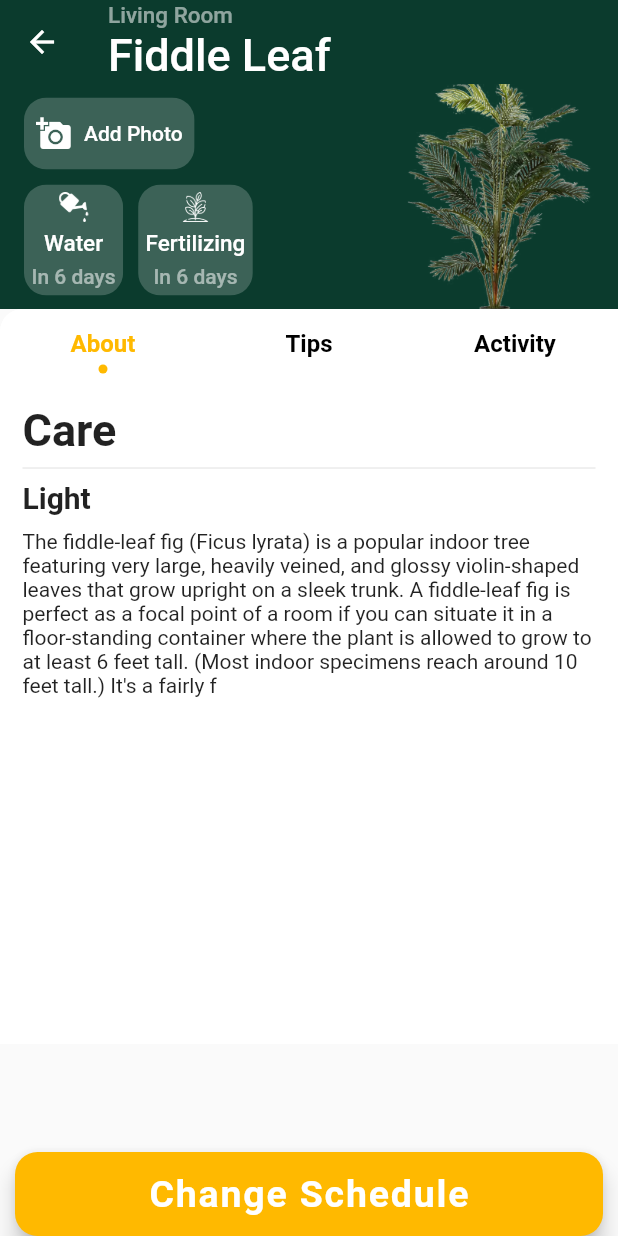
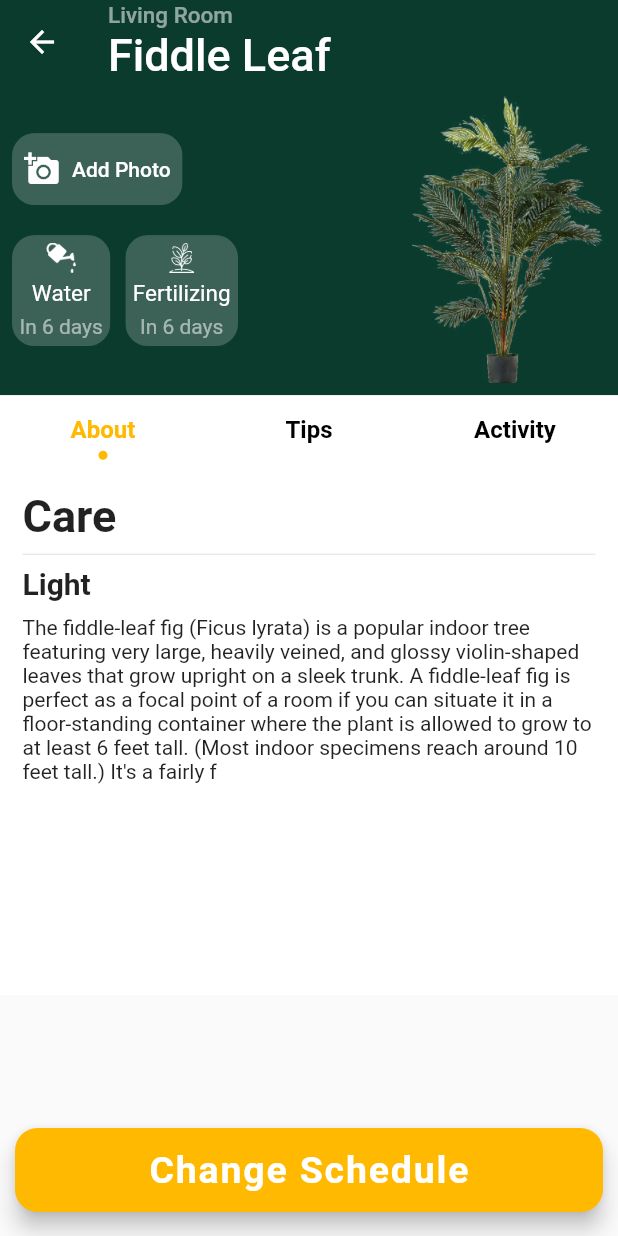
Before and after one commit to AlexSavinien/test_flutter_mpp, a Flutter app: the screen it shows after launch, after a tap on "Fiddle Leaf", on a phone screen of 412 x 824 dp. Run offline on Flutter 3.47's test engine with Material 2 defaults, Android fonts, the phone set to English and light mode, and no system bars; our stand-ins replace tab_indicator_styler; Roboto replaces fonts that are missing (Philosopher).

Commit message:
Last commit, architecture change for cleaner code

```diff
--- a/lib/main.dart
+++ b/lib/main.dart
@@ -1,5 +1,6 @@
 import 'package:flutter/material.dart';
 import 'package:mpp_test/screens/product_detail_screen.dart';
+import 'package:mpp_test/screens/test_screen.dart';
 import 'screens/main_screen.dart';
 
 void main() {
@@ -25,7 +26,9 @@ class MyApp extends StatelessWidget {
       home: MainScreen(),
       initialRoute: '/',
       routes: {
-          '/product-detail': (context) => ProductDetailScreen(),
-        });
+        ProductDetailScreen.routeName: (context) => ProductDetailScreen(),
+        TestScreen.routeName: (context) => TestScreen()
+      },
+    );
   }
 }
--- a/lib/screens/main_screen.dart
+++ b/lib/screens/main_screen.dart
@@ -1,6 +1,7 @@
 import 'package:intl/intl.dart';
 import 'package:flutter/material.dart';
 import 'package:mpp_test/models/plant.dart';
+import 'package:mpp_test/screens/test_screen.dart';
 import 'package:tab_indicator_styler/tab_indicator_styler.dart';
 import '../widgets/products_list.dart';
 
@@ -131,7 +132,9 @@ class _MainScreenState extends State<MainScreen> {
               ),
               margin: EdgeInsets.symmetric(vertical: 10, horizontal: 20),
               child: IconButton(
-                onPressed: () {},
+                onPressed: () {
+                  Navigator.of(context).pushNamed(TestScreen.routeName);
+                },
                 icon: Icon(
                   Icons.apps_rounded,
                   color: Colors.black,
--- a/lib/screens/product_detail_screen.dart
+++ b/lib/screens/product_detail_screen.dart
@@ -1,12 +1,18 @@
 import 'package:flutter/material.dart';
 
 import '../models/plant.dart';
-import '../widgets/product_app_bar.dart';
+import '../widgets/product_detail_tab_bar.dart';
+import '../widgets/product_sub_app_bar.dart';
 
 /// The screen is composed of :
-/// - An AppBar on top that contain product's quick infos about usage
-/// - A TabView behind that contain product's detailed infos with a FAB to change schedule
+/// - An AppBar on top that display the product name and allow to navigate back to main screen
+/// - A Body with a Column that contain
+///   - The product (Sub)AppBar (that containt quick info about product and a button to add photo)
+///   - The product Detail Tab Bar that contain :
+///     - A TabBar to select more detailed infos
+///     - TabViews that contain product's detailed infos
 class ProductDetailScreen extends StatelessWidget {
+  static const routeName = '/product-detail';
   const ProductDetailScreen({Key? key}) : super(key: key);
 
   @override
@@ -30,8 +36,13 @@ class ProductDetailScreen extends StatelessWidget {
         elevation: 0,
       ),
 
-      /// ProductAppBar contain the AppBar and his child : the ProductTabBarView
-      body: ProductAppBar(plant: plant),
+      /// Body : The Product SubAppBar and The TabBar
+      body: Column(
+        children: [
+          ProductSubAppBar(plant: plant),
+          ProductDetailTabBar(plant: plant),
+        ],
+      ),
 
       /// Floating Action Button Initialization, Content and Styling
       floatingActionButton: Container(
@@ -40,23 +51,18 @@ class ProductDetailScreen extends StatelessWidget {
         child: FloatingActionButton(
           onPressed: () {},
           shape: RoundedRectangleBorder(
-            borderRadius: BorderRadius.all(
-              Radius.circular(15.0),
-            ),
+            borderRadius: BorderRadius.all(Radius.circular(15.0)),
           ),
-          child: Padding(
-            padding: const EdgeInsets.all(8.0),
-            child: Text(
-              'Change Schedule',
-              style: TextStyle(
-                fontSize: 25,
-                fontWeight: FontWeight.bold,
-              ),
+          child: Text(
+            'Change Schedule',
+            style: TextStyle(
+              fontSize: 25,
+              fontWeight: FontWeight.bold,
             ),
           ),
         ),
       ),
-      floatingActionButtonLocation: FloatingActionButtonLocation.centerDocked,
+      floatingActionButtonLocation: FloatingActionButtonLocation.centerFloat,
     );
   }
 }
--- /dev/null
+++ b/lib/screens/test_screen.dart
@@ -0,0 +1,62 @@
+import 'package:flutter/material.dart';
+
+/// MES ESSAIS DE TAB BAR SANS APP BAR
+class TestScreen extends StatefulWidget {
+  static const routeName = '/test-screen';
+  const TestScreen({Key? key}) : super(key: key);
+
+  @override
+  State<TestScreen> createState() => _TestScreenState();
+}
+
+class _TestScreenState extends State<TestScreen> with TickerProviderStateMixin {
+  late TabController _tabController;
+  @override
+  void initState() {
+    _tabController = TabController(length: 2, vsync: this);
+    super.initState();
+  }
+
+  @override
+  Widget build(BuildContext context) {
+    return SafeArea(
+      child: Scaffold(
+        body: Column(
+          mainAxisSize: MainAxisSize.min,
+          children: [
+            Container(
+              child: Center(
+                child: Padding(
+                    padding: const EdgeInsets.all(16.0),
+                    child: Text("Tabbar with out Appbar")),
+              ),
+              color: Theme.of(context).colorScheme.primary,
+            ),
+            TabBar(
+              controller: _tabController,
+              unselectedLabelColor: Colors.black,
+              labelColor: Colors.black,
+              tabs: [
+                Tab(
+                  text: 'Tab 1',
+                ),
+                Tab(
+                  text: 'Tab 2',
+                )
+              ],
+            ),
+            Expanded(
+              child: TabBarView(
+                controller: _tabController,
+                children: [
+                  Text('Tab 1'),
+                  Text('Tab 2'),
+                ],
+              ),
+            ),
+          ],
+        ),
+      ),
+    );
+  }
+}
--- a/lib/widgets/product_app_bar.dart
+++ /dev/null
@@ -1,87 +0,0 @@
-import 'package:flutter/material.dart';
-import '../models/plant.dart';
-import 'product_detail_tabview.dart';
-import 'product_info_frame.dart';
-
-/// ProductAppBar contain the product appBar and his child : the ProductTabBarView
-class ProductAppBar extends StatelessWidget {
-  ProductAppBar({
-    Key? key,
-    required this.plant,
-  }) : super(key: key);
-
-  final Plant plant;
-
-  @override
-  Widget build(BuildContext context) {
-    return CustomScrollView(
-      slivers: [
-        SliverAppBar(
-          automaticallyImplyLeading: false,
-          toolbarHeight: 150,
-          title: Row(
-            children: [
-              Expanded(
-                flex: 2,
-                child: Column(
-                  crossAxisAlignment: CrossAxisAlignment.start,
-                  children: [
-                    ClipRRect(
-                      borderRadius: BorderRadius.circular(15),
-                      child: Container(
-                        color: Colors.white.withOpacity(0.2),
-                        child: TextButton.icon(
-                          onPressed: () {},
-                          icon: Icon(
-                            Icons.add_a_photo,
-                            color: Colors.white,
-                          ),
-                          label: Text(
-                            'Add Photo',
-                            style: TextStyle(
-                              color: Colors.white,
-                            ),
-                          ),
-                        ),
-                      ),
-                    ),
-                    SizedBox(
-                      height: 10,
-                    ),
-                    Row(
-                      children: [
-                        ProductInfoFrame(
-                          plant: plant,
-                          imageAsset: 'assets/icons/watering_can.png',
-                          usage: 'Water',
-                        ),
-                        SizedBox(
-                          width: 10,
-                        ),
-                        ProductInfoFrame(
-                          plant: plant,
-                          usage: 'Fertilizing',
-                          imageAsset: 'assets/icons/plant.png',
-                        )
-                      ],
-                    ),
-                  ],
-                ),
-              ),
-              Expanded(
-                flex: 1,
-                child: Container(
-                  child: Image.asset(
-                    'assets/images/plant.png',
-                    fit: BoxFit.contain,
-                  ),
-                ),
-              )
-            ],
-          ),
-        ),
-        ProductDetailTabView(plant: plant)
-      ],
-    );
-  }
-}
--- /dev/null
+++ b/lib/widgets/product_detail_tab_bar.dart
@@ -0,0 +1,104 @@
+import 'package:flutter/material.dart';
+import 'package:tab_indicator_styler/tab_indicator_styler.dart';
+
+import '../models/plant.dart';
+import 'product_info_tab.dart';
+
+class ProductDetailTabBar extends StatefulWidget {
+  ProductDetailTabBar({
+    Key? key,
+    required this.plant,
+  }) : super(key: key);
+  final Plant plant;
+
+  @override
+  State<ProductDetailTabBar> createState() => _ProductTabBarState();
+}
+
+class _ProductTabBarState extends State<ProductDetailTabBar>
+    with TickerProviderStateMixin {
+  /// TabController variable
+  late TabController _tabController;
+  late Plant _plant = widget.plant;
+  late List<ProductInfoTab> myTabViews;
+
+  /// TabController & ProductInfoTabs Initialization
+  @override
+  void initState() {
+    _tabController = TabController(length: 3, vsync: this);
+    myTabViews = <ProductInfoTab>[
+      ProductInfoTab(
+        plant: _plant,
+        subtitle: 'Light',
+        title: 'Care',
+        substringIn: 0,
+        subtringOut: 400,
+      ),
+      ProductInfoTab(
+        plant: _plant,
+        subtitle: 'Light',
+        title: 'Care',
+        substringIn: 0,
+        subtringOut: 400,
+      ),
+      ProductInfoTab(
+        plant: _plant,
+        subtitle: 'Light',
+        title: 'Care',
+        substringIn: 0,
+        subtringOut: 400,
+      ),
+    ];
+    super.initState();
+  }
+
+  final List<Tab> myTabs = <Tab>[
+    Tab(
+      text: 'About',
+    ),
+    Tab(
+      text: 'Tips',
+    ),
+    Tab(
+      text: 'Activity',
+    ),
+  ];
+
+  @override
+  Widget build(BuildContext context) {
+    return Container(
+      height: 400,
+      child: Scaffold(
+        backgroundColor: Colors.white,
+
+        /// TabBarView Content and Styling
+        body: Column(
+          children: [
+            TabBar(
+              controller: _tabController,
+              tabs: myTabs,
+              indicator: DotIndicator(
+                color: Theme.of(context).colorScheme.secondary,
+                distanceFromCenter: 16,
+                radius: 3,
+                paintingStyle: PaintingStyle.fill,
+              ),
+              unselectedLabelColor: Colors.black,
+              labelColor: Theme.of(context).colorScheme.secondary,
+              labelStyle: TextStyle(
+                fontWeight: FontWeight.bold,
+                fontSize: 16,
+              ),
+            ),
+            Expanded(
+              child: TabBarView(
+                controller: _tabController,
+                children: myTabViews,
+              ),
+            ),
+          ],
+        ),
+      ),
+    );
+  }
+}
--- a/lib/widgets/product_detail_tabview.dart
+++ /dev/null
@@ -1,97 +0,0 @@
-import 'package:flutter/material.dart';
-import 'package:tab_indicator_styler/tab_indicator_styler.dart';
-
-import '../models/plant.dart';
-import 'product_info_tab.dart';
-
-class ProductDetailTabView extends StatelessWidget {
-  ProductDetailTabView({
-    Key? key,
-    required this.plant,
-  }) : super(key: key);
-  final List<Tab> myTabs = <Tab>[
-    Tab(
-      text: 'About',
-    ),
-    Tab(
-      text: 'Tips',
-    ),
-    Tab(
-      text: 'Activity',
-    ),
-  ];
-  final Plant plant;
-
-  @override
-  Widget build(BuildContext context) {
-    return Container(
-      child: SliverList(
-        delegate: SliverChildBuilderDelegate(
-          (context, index) => Container(
-            height: 490,
-
-            /// Scaffold and DefaultTabController for TabBarView
-            child: DefaultTabController(
-              length: 3,
-              child: ClipRRect(
-                borderRadius: BorderRadius.only(topLeft: Radius.circular(15)),
-                child: Scaffold(
-                  backgroundColor: Colors.white,
-
-                  /// AppBar Styling
-                  appBar: AppBar(
-                    elevation: 0,
-                    backgroundColor: Colors.white,
-                    toolbarHeight: 0,
-                    automaticallyImplyLeading: false,
-                    bottom: TabBar(
-                      tabs: myTabs,
-                      indicator: DotIndicator(
-                        color: Theme.of(context).colorScheme.secondary,
-                        distanceFromCenter: 16,
-                        radius: 3,
-                        paintingStyle: PaintingStyle.fill,
-                      ),
-                      unselectedLabelColor: Colors.black,
-                      labelColor: Theme.of(context).colorScheme.secondary,
-                      labelStyle: TextStyle(
-                        fontWeight: FontWeight.bold,
-                        fontSize: 16,
-                      ),
-                    ),
-                  ),
-
-                  /// TabBarView Content and Styling
-                  body: TabBarView(children: [
-                    ProductInfoTab(
-                      plant: plant,
-                      subtitle: 'Light',
-                      title: 'Care',
-                      substringIn: 0,
-                      subtringOut: 400,
-                    ),
-                    ProductInfoTab(
-                      plant: plant,
-                      subtitle: 'Light',
-                      title: 'Care',
-                      substringIn: 0,
-                      subtringOut: 400,
-                    ),
-                    ProductInfoTab(
-                      plant: plant,
-                      subtitle: 'Light',
-                      title: 'Care',
-                      substringIn: 0,
-                      subtringOut: 400,
-                    ),
-                  ]),
-                ),
-              ),
-            ),
-          ),
-          childCount: 1,
-        ),
-      ),
-    );
-  }
-}
--- /dev/null
+++ b/lib/widgets/product_sub_app_bar.dart
@@ -0,0 +1,82 @@
+import 'package:flutter/material.dart';
+
+import '../models/plant.dart';
+import 'product_info_frame.dart';
+
+class ProductSubAppBar extends StatelessWidget {
+  const ProductSubAppBar({
+    Key? key,
+    required this.plant,
+  }) : super(key: key);
+
+  final Plant plant;
+
+  @override
+  Widget build(BuildContext context) {
+    return Container(
+      color: Theme.of(context).colorScheme.primary,
+      padding: const EdgeInsets.all(8.0),
+      child: Row(
+        mainAxisSize: MainAxisSize.min,
+        children: [
+          Expanded(
+            flex: 2,
+            child: Column(
+              crossAxisAlignment: CrossAxisAlignment.start,
+              children: [
+                ClipRRect(
+                  borderRadius: BorderRadius.circular(15),
+                  child: Container(
+                    color: Colors.white.withOpacity(0.2),
+                    child: TextButton.icon(
+                      onPressed: () {},
+                      icon: Icon(
+                        Icons.add_a_photo,
+                        color: Colors.white,
+                      ),
+                      label: Text(
+                        'Add Photo',
+                        style: TextStyle(
+                          color: Colors.white,
+                        ),
+                      ),
+                    ),
+                  ),
+                ),
+                SizedBox(
+                  height: 20,
+                ),
+                Row(
+                  children: [
+                    ProductInfoFrame(
+                      plant: plant,
+                      imageAsset: 'assets/icons/watering_can.png',
+                      usage: 'Water',
+                    ),
+                    SizedBox(
+                      width: 10,
+                    ),
+                    ProductInfoFrame(
+                      plant: plant,
+                      usage: 'Fertilizing',
+                      imageAsset: 'assets/icons/plant.png',
+                    )
+                  ],
+                ),
+              ],
+            ),
+          ),
+          Expanded(
+            flex: 1,
+            child: Container(
+              child: Image.asset(
+                'assets/images/plant.png',
+                fit: BoxFit.contain,
+              ),
+            ),
+          )
+        ],
+      ),
+    );
+  }
+}
```
Lines whose indentation alone changed are shown as unchanged.
